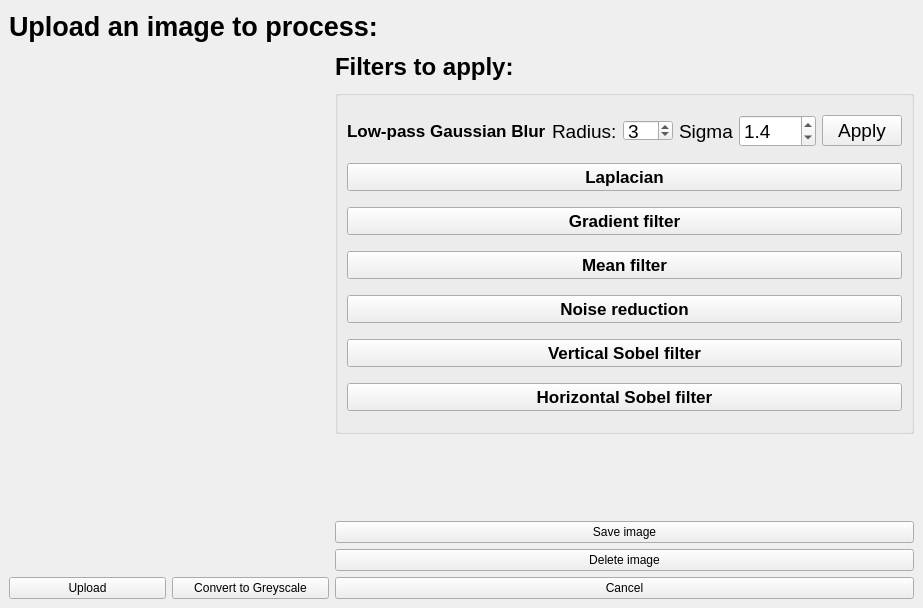
Old version of the form image_processing.ui in the repository RitaPlusPlus/image-processing.
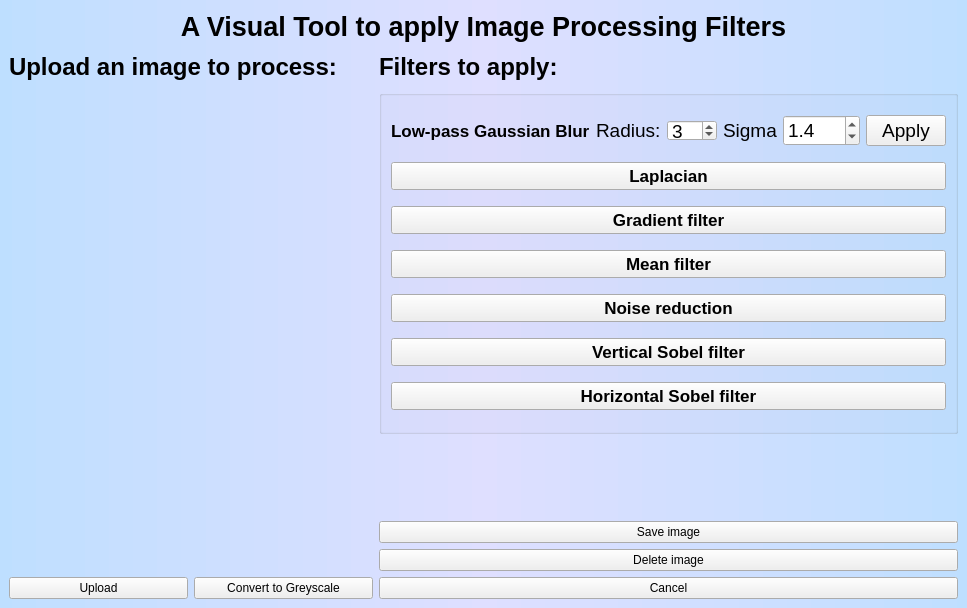
New version of the form.

What changed in the file:
```diff
--- a/image_processing.ui
+++ b/image_processing.ui
@@ -6,13 +6,19 @@
    <rect>
     <x>0</x>
     <y>0</y>
-    <width>923</width>
+    <width>967</width>
     <height>608</height>
    </rect>
   </property>
   <property name="windowTitle">
    <string>Image_Processing</string>
   </property>
+  <property name="styleSheet">
+   <string notr="true">QMainWindow{
+background-color: qlineargradient(spread:reflect, x1:0.5, y1:0, x2:0, y2:0,stop:0 rgba(204, 204, 255, 100), stop:1 rgba( 153, 204, 255,100));
+}
+</string>
+  </property>
   <widget class="QWidget" name="centralwidget">
    <layout class="QVBoxLayout" name="verticalLayout_2">
     <item>
@@ -27,7 +33,10 @@
          </font>
         </property>
         <property name="text">
-         <string>Upload an image to process:</string>
+         <string>A Visual Tool to apply Image Processing Filters</string>
+        </property>
+        <property name="alignment">
+         <set>Qt::AlignCenter</set>
         </property>
        </widget>
       </item>
@@ -286,13 +295,27 @@
         </property>
        </widget>
       </item>
-      <item row="1" column="0" rowspan="15" colspan="2">
+      <item row="2" column="0" rowspan="14" colspan="2">
        <widget class="QLabel" name="label_image">
         <property name="text">
          <string/>
         </property>
        </widget>
       </item>
+      <item row="1" column="0" colspan="2">
+       <widget class="QLabel" name="label_5">
+        <property name="font">
+         <font>
+          <family>Arial</family>
+          <pointsize>18</pointsize>
+          <bold>true</bold>
+         </font>
+        </property>
+        <property name="text">
+         <string>Upload an image to process:</string>
+        </property>
+       </widget>
+      </item>
      </layout>
     </item>
    </layout>
```
